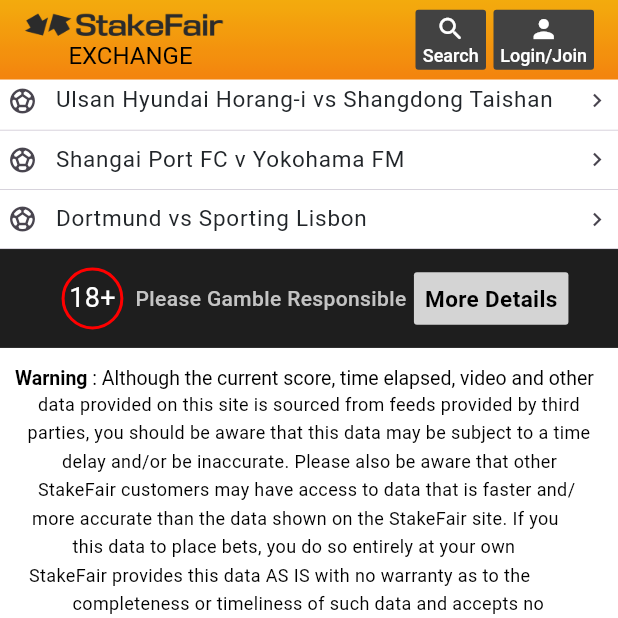
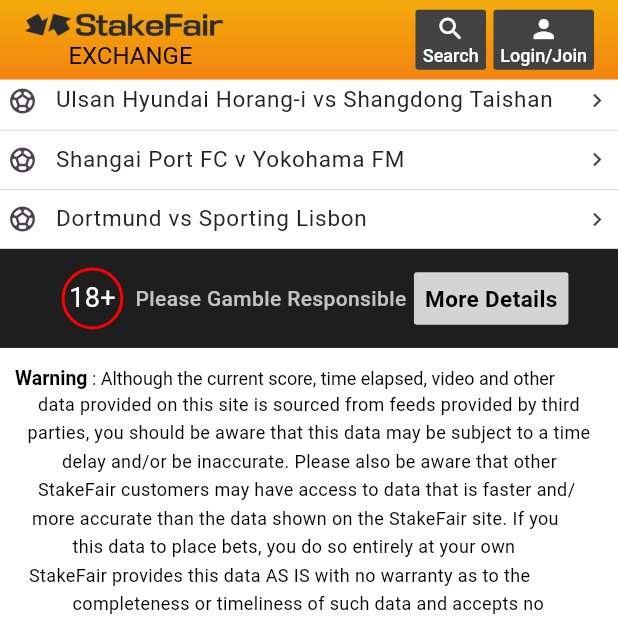
Before and after one commit to iamkashansheikh/stake_fair_app, a Flutter app: the screen it shows after launch, scrolled down 1152 dp, on a phone screen of 412 x 824 dp, the top half of it. Run offline on Flutter 3.47's test engine with Material 3 defaults, Android fonts, the phone set to English and light mode, and no system bars; drawn by our look-alikes of auto_size_text; our stand-ins replace firebase_core, firebase_database, flutter_screenutil, get, intl_phone_field, open_file and 3 more; missing offline and left inert: flutter_downloader; accounts and stored records are empty.

Commit message:
reslove language issue

```diff
--- a/lib/view/screens/app_Loacalization/app_local.dart
+++ b/lib/view/screens/app_Loacalization/app_local.dart
@@ -20,6 +20,7 @@
         'hi_IN': {
           'login': 'लॉगिन',
           'password': 'पासवर्ड',
+          'email': 'पासवर्ड',
           'username': 'उपयोगकर्ता नाम',
           'continue': 'जारी रखें',
           'gender': 'लिंग',
@@ -34,6 +35,7 @@
         'bn_BD': {
           'login': 'লগইন',
           'password': 'পাসওয়ার্ড',
+          'email': 'পাসওয়ার্ড',
           'username': 'ইউজারনেম',
           'continue': 'চালিয়ে যান',
           'gender': 'লিঙ্গ',
--- a/lib/view/screens/home_screen.dart
+++ b/lib/view/screens/home_screen.dart
@@ -1,7 +1,7 @@
 import 'package:flutter/material.dart';
 import 'package:get/get.dart';
 import 'package:stake_fair_app/controllers/home_controller.dart';
-import 'package:auto_size_text/auto_size_text.dart'; // Ensure you add auto_size_text in pubspec.yaml
+import 'package:auto_size_text/auto_size_text.dart';
 
 class HomeScreen extends StatefulWidget {
   const HomeScreen({super.key});
@@ -678,7 +678,7 @@
               text:
                   " : Although the current score, time elapsed, video and other",
               style: TextStyle(
-                fontSize: 13,
+                fontSize: 12,
                 color: Colors.black,
 
               ),
@@ -724,7 +724,7 @@
         child: AutoSizeText(
           text,
           style: const TextStyle(
-            fontSize: 13,
+            fontSize: 12,
             color: Colors.black,
 
           ),
--- a/lib/view/widgets/password_validation_screen.dart
+++ b/lib/view/widgets/password_validation_screen.dart
@@ -73,7 +73,7 @@
                     obscureText: !isPasswordVisible.value,
                     decoration: InputDecoration(
                       labelStyle: TextStyle(color: Colors.grey),
-                      labelText: "Password".tr,
+                      labelText: "password".tr,
                       border: InputBorder.none,
                       suffixIcon: IconButton(
                         icon: Icon(isPasswordVisible.value ? Icons.visibility : Icons.visibility_off),
--- a/pubspec.yaml
+++ b/pubspec.yaml
@@ -2,7 +2,7 @@
 description: "A new Flutter project."
 publish_to: 'none'
 
-version: 1.0.7+3
+version: 1.0.9+3
 
 environment:
   sdk: ">=3.5.3 <4.0.0"
```
